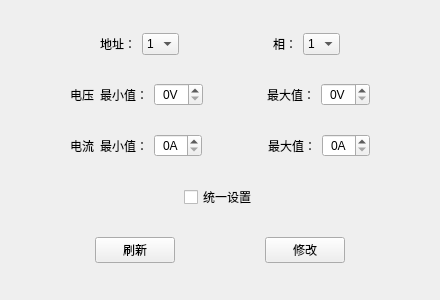
Above: IDC_TestSystem/eload/eload_input/in_set/in_setthresholdwid.ui from ChinaClever/IDC_TestSystem before the change. Below: the same form after it.
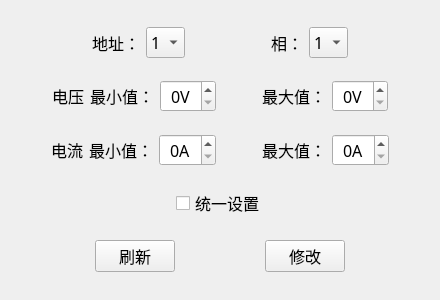
That is the form after the change.

```diff
--- a/IDC_TestSystem/eload/eload_input/in_set/in_setthresholdwid.ui
+++ b/IDC_TestSystem/eload/eload_input/in_set/in_setthresholdwid.ui
@@ -10,6 +10,12 @@
     <height>300</height>
    </rect>
   </property>
+  <property name="font">
+   <font>
+    <family>微软雅黑</family>
+    <pointsize>12</pointsize>
+   </font>
+  </property>
   <property name="windowTitle">
    <string>Form</string>
   </property>
```
